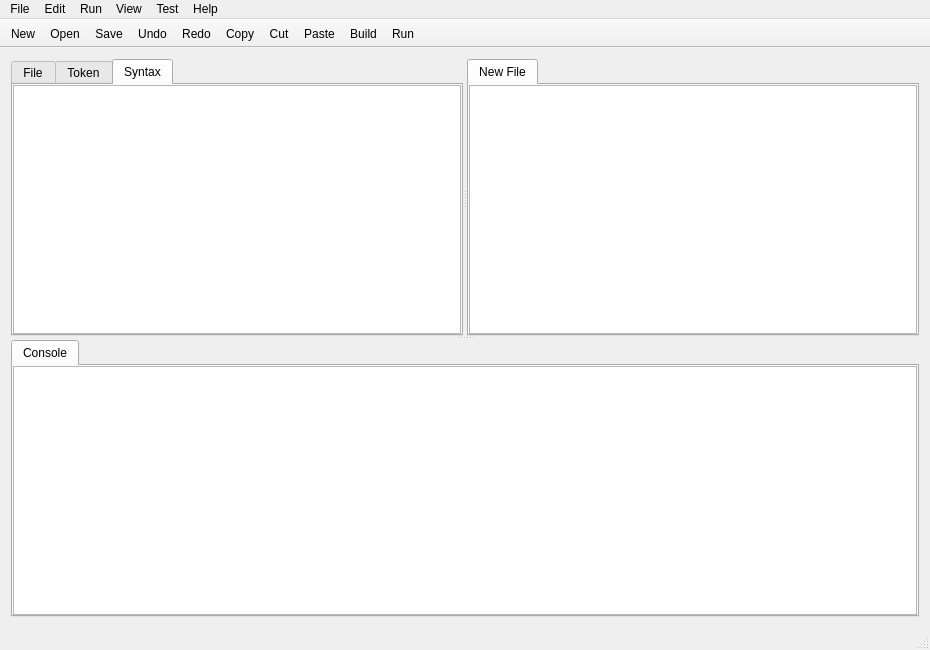
YieldNull/cinter, file gui/window.ui: the form before one commit.
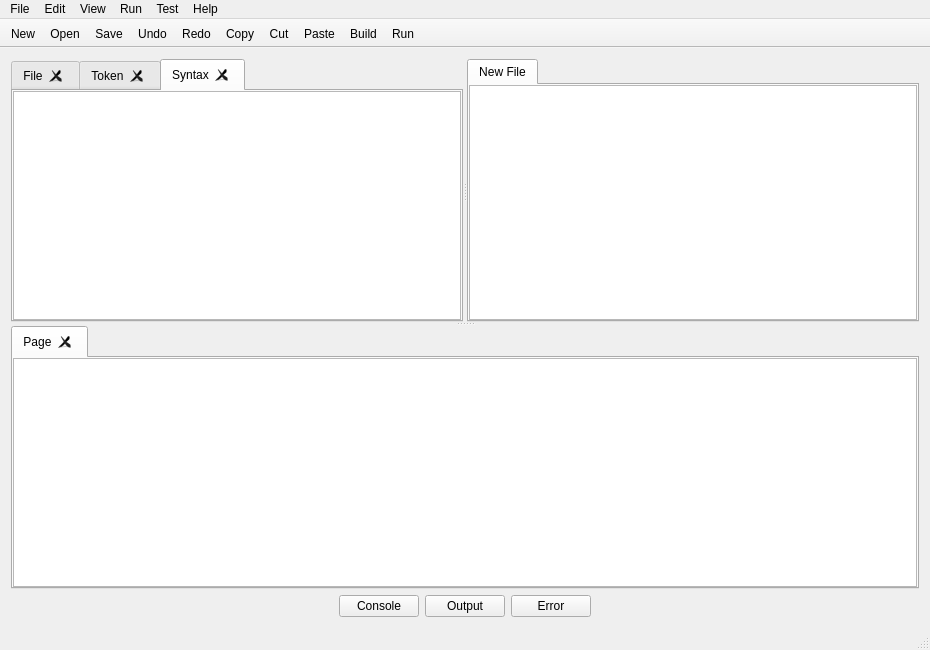
The form after the commit. Icons and pictures are not drawn.

Diff of the .ui file:
```diff
--- a/gui/window.ui
+++ b/gui/window.ui
@@ -38,7 +38,7 @@
          <number>2</number>
         </property>
         <property name="tabsClosable">
-         <bool>false</bool>
+         <bool>true</bool>
         </property>
         <widget class="QWidget" name="tabFile">
          <attribute name="title">
@@ -142,9 +142,12 @@
        <property name="currentIndex">
         <number>0</number>
        </property>
+       <property name="tabsClosable">
+        <bool>true</bool>
+       </property>
        <widget class="QWidget" name="tabConsole">
         <attribute name="title">
-         <string>Console</string>
+         <string>Page</string>
         </attribute>
         <layout class="QVBoxLayout" name="verticalLayout_2">
          <property name="leftMargin">
@@ -167,6 +170,57 @@
       </widget>
      </widget>
     </item>
+    <item row="1" column="0">
+     <layout class="QHBoxLayout" name="horizontalLayoutBottom">
+      <item>
+       <spacer name="horizontalSpacer">
+        <property name="orientation">
+         <enum>Qt::Horizontal</enum>
+        </property>
+        <property name="sizeHint" stdset="0">
+         <size>
+          <width>138</width>
+          <height>20</height>
+         </size>
+        </property>
+       </spacer>
+      </item>
+      <item>
+       <widget class="QPushButton" name="pushButtonConsole">
+        <property name="text">
+         <string>Console</string>
+        </property>
+       </widget>
+      </item>
+      <item>
+       <widget class="QPushButton" name="pushButtonOutput">
+        <property name="text">
+         <string>Output</string>
+        </property>
+       </widget>
+      </item>
+      <item>
+       <widget class="QPushButton" name="pushButtonError">
+        <property name="text">
+         <string>Error</string>
+        </property>
+       </widget>
+      </item>
+      <item>
+       <spacer name="horizontalSpacer_4">
+        <property name="orientation">
+         <enum>Qt::Horizontal</enum>
+        </property>
+        <property name="sizeHint" stdset="0">
+         <size>
+          <width>138</width>
+          <height>20</height>
+         </size>
+        </property>
+       </spacer>
+      </item>
+     </layout>
+    </item>
    </layout>
   </widget>
   <widget class="QMenuBar" name="menuBar">
@@ -243,8 +297,8 @@
    </widget>
    <addaction name="menuFile"/>
    <addaction name="menuEditor"/>
-   <addaction name="menuRun"/>
    <addaction name="menuView"/>
+   <addaction name="menuRun"/>
    <addaction name="menuTest"/>
    <addaction name="menuHelp"/>
   </widget>
```
Left out of the diff: 77 changed lines with no effect on the pictures.
